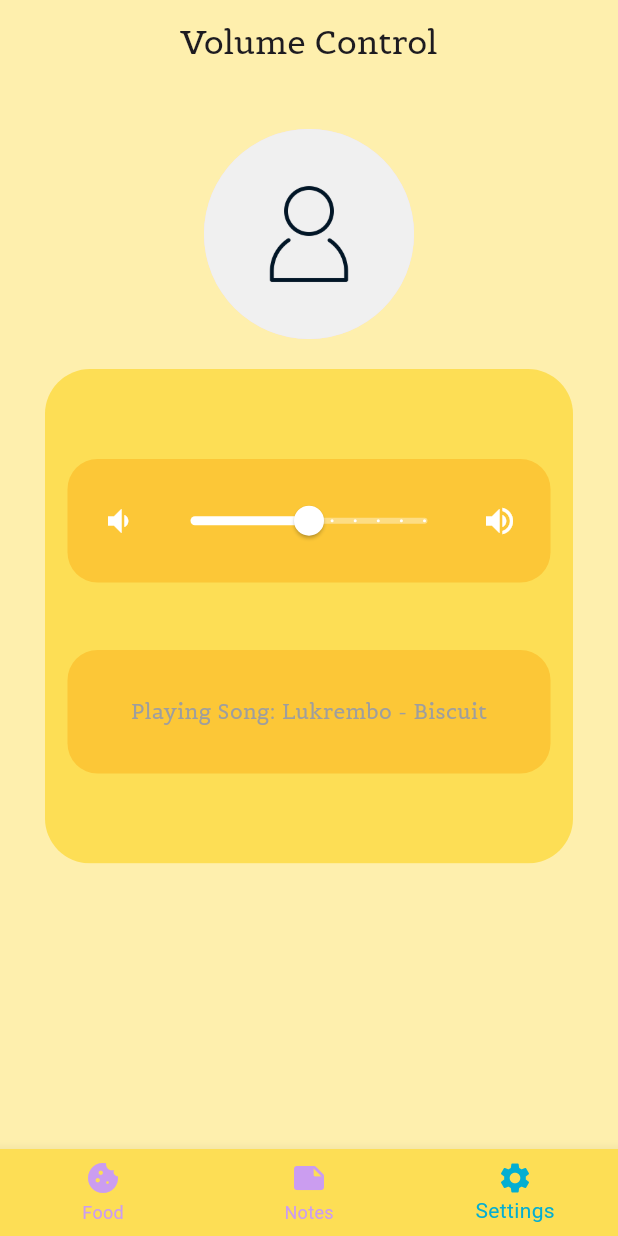
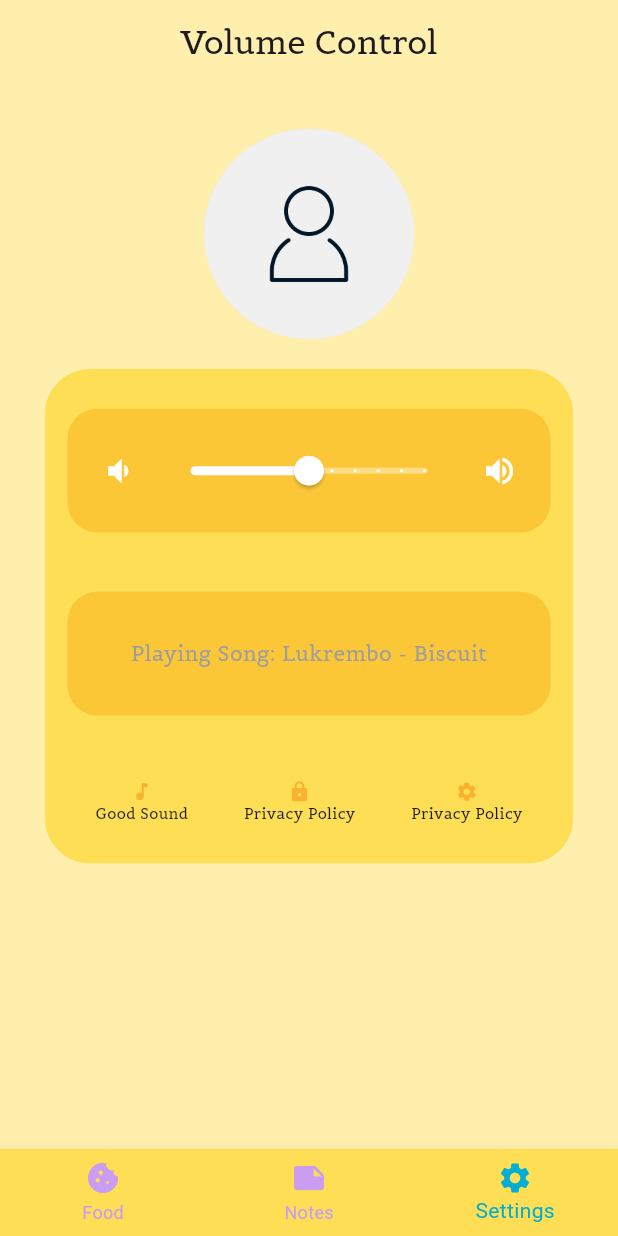
Before and after one commit to m1haww/merkur_casino, a Flutter app: the screen it shows after launch, swiped to page 3, on a phone screen of 412 x 824 dp. Run offline on Flutter 3.47's test engine with Material 3 defaults, Android fonts, the phone set to English and light mode, and no system bars; our stand-ins replace image_picker, just_audio, youtube_player_flutter; network calls fail.

Commit message:
final_final

```diff
--- a/lib/pages/bara_de _navigare.dart
+++ b/lib/pages/bara_de _navigare.dart
@@ -1,8 +1,6 @@
 import 'package:flutter/material.dart';
 import 'package:merkur_casino/pages/cuki_main_page.dart';
-import 'package:merkur_casino/pages/map_page.dart';
 import 'package:merkur_casino/pages/note_interesante.dart';
-import 'package:merkur_casino/pages/notite_interesante.dart';
 
 import 'package:merkur_casino/pages/volum_control_page.dart';
 
--- a/lib/pages/volum_control_page.dart
+++ b/lib/pages/volum_control_page.dart
@@ -78,6 +78,7 @@ class _VolumeControlPageState extends State<VolumeControlPage> {
               ),
             ),
             const SizedBox(height: 20),
+
             // Container for Volume Control and additional functionality
             ClipRRect(
               borderRadius: BorderRadius.circular(30),
@@ -151,7 +152,9 @@ class _VolumeControlPageState extends State<VolumeControlPage> {
                           ),
                         ),
                       ),
-                      // Additional functionality container
+                      SizedBox(
+                        height: height * 0.02,
+                      ),
                       Container(
                         width: double.infinity,
                         height: height * 0.1,
@@ -168,6 +171,70 @@ class _VolumeControlPageState extends State<VolumeControlPage> {
                               fontFamily: "Belgrano"),
                         ),
                       ),
+                      const SizedBox(height: 20), // Space before icons and text
+                      // Icons with text near them
+                      Row(
+                        mainAxisAlignment: MainAxisAlignment.spaceAround,
+                        children: [
+                          // Music Settings Icon with text
+                          Column(
+                            mainAxisAlignment: MainAxisAlignment.center,
+                            children: [
+                              GestureDetector(
+                                onTap: () {
+                                  // Add functionality for music settings
+                                },
+                                child: const Icon(
+                                  Icons.music_note,
+                                  size: 15,
+                                  color: Color(0xffFAB12F),
+                                ),
+                              ),
+                              const Text("Good Sound",
+                                  style: TextStyle(
+                                      fontSize: 10, fontFamily: "Belgrano"))
+                            ],
+                          ),
+                          // Security Icon with text
+                          Column(
+                            mainAxisAlignment: MainAxisAlignment.center,
+                            children: [
+                              GestureDetector(
+                                onTap: () {
+                                  // Add functionality for security
+                                },
+                                child: const Icon(
+                                  Icons.lock,
+                                  size: 15,
+                                  color: Color(0xffFAB12F),
+                                ),
+                              ),
+                              const Text("Privacy Policy",
+                                  style: TextStyle(
+                                      fontSize: 10, fontFamily: "Belgrano"))
+                            ],
+                          ),
+                          // Settings Icon with text
+                          Column(
+                            mainAxisAlignment: MainAxisAlignment.center,
+                            children: [
+                              GestureDetector(
+                                onTap: () {
+                                  // Add functionality for settings
+                                },
+                                child: const Icon(
+                                  Icons.settings,
+                                  size: 15,
+                                  color: Color(0xffFAB12F),
+                                ),
+                              ),
+                              const Text("Privacy Policy",
+                                  style: TextStyle(
+                                      fontSize: 10, fontFamily: "Belgrano"))
+                            ],
+                          ),
+                        ],
+                      ),
                     ],
                   ),
                 ),
```
Also changed, not shown: lib/pages/RecipeDetailsPage.dart (added, +80 -0 lines), lib/pages/SeeAllRecipesPage.dart (added, +129 -0 lines), lib/pages/cuki_main_page.dart (+16 -2 lines), lib/pages/note_interesante.dart (+4 -3 lines).
